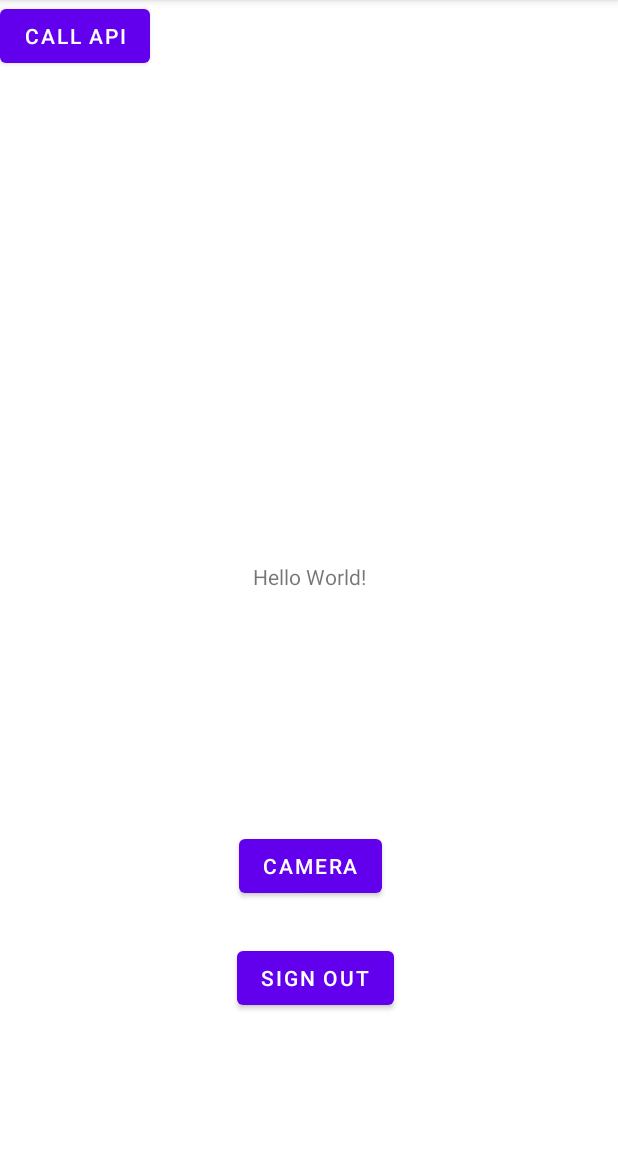
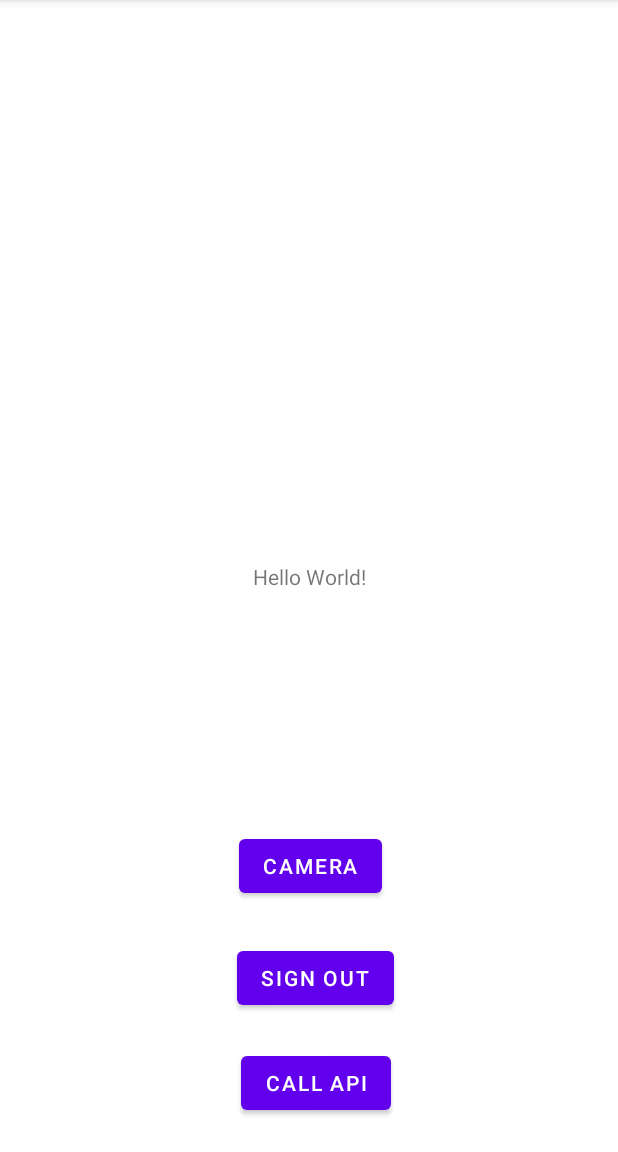
Before and after one commit to KaiwenLuo2003/INFS3605-Waste-App, an Android app: the screen it shows after launch once a user with an empty profile is signed in (MainActivity), on a phone screen of 412 x 824 dp, the part 84-1236 px from its top. Run offline under Robolectric (Android 15) with nearby library versions, the phone set to English and light mode, and no system bars; our stand-ins replace Firebase (no records; nobody signed in at launch, a user with empty details on screens opened directly); libraries missing offline, so code that uses them is left out: com.firebase.ui; 1 statement that could not run was skipped.

Commit message:
update but not really

```diff
--- a/app/build.gradle
+++ b/app/build.gradle
@@ -45,6 +45,8 @@ dependencies {
 
     implementation("com.squareup.okhttp3:okhttp:4.10.0")
     implementation 'com.google.code.gson:gson:2.10.1'
+    implementation 'com.squareup.retrofit2:retrofit2:2.9.0'
+    implementation 'com.squareup.retrofit2:converter-gson:2.9.0'
 
 
 
--- a/app/src/main/AndroidManifest.xml
+++ b/app/src/main/AndroidManifest.xml
@@ -30,6 +30,7 @@
     <uses-permission android:name="android.permission.CAMERA" />
     <uses-permission android:name="android.permission.READ_MEDIA_IMAGES" />
     <uses-permission android:name="android.permission.INTERNET"/>
+    <uses-permission android:name="android.permission.ACCESS_NETWORK_STATE"/>
 
 
 </manifest>
--- a/app/src/main/java/com/example/infs3605wasteapplicationt13a_04/ImgToTxtAPI/ReceiptOCR.java
+++ b/app/src/main/java/com/example/infs3605wasteapplicationt13a_04/ImgToTxtAPI/ReceiptOCR.java
@@ -1,4 +1,6 @@
 package com.example.infs3605wasteapplicationt13a_04.ImgToTxtAPI;
+
+import android.os.AsyncTask;
 
 import com.google.gson.Gson;
 import com.google.gson.JsonObject;
--- a/app/src/main/res/layout/activity_main.xml
+++ b/app/src/main/res/layout/activity_main.xml
@@ -47,8 +47,12 @@
         android:id="@+id/apiTestButton"
         android:layout_width="wrap_content"
         android:layout_height="wrap_content"
+        android:layout_marginStart="159dp"
+        android:layout_marginEnd="150dp"
+        android:layout_marginBottom="22dp"
         android:text="Call API"
-        tools:layout_editor_absoluteX="159dp"
-        tools:layout_editor_absoluteY="661dp" />
+        app:layout_constraintBottom_toBottomOf="parent"
+        app:layout_constraintEnd_toEndOf="parent"
+        app:layout_constraintStart_toStartOf="parent" />
 
 </androidx.constraintlayout.widget.ConstraintLayout>
```
Also changed, not shown: app/src/main/java/com/example/infs3605wasteapplicationt13a_04/ImgToTxtAPI/ReceiptResponse.java (added, +18 -0 lines), app/src/main/java/com/example/infs3605wasteapplicationt13a_04/ImgToTxtAPI/RetrofitOCRCall.java (added, +10 -0 lines), app/src/main/java/com/example/infs3605wasteapplicationt13a_04/MainActivity.java (+10 -8 lines).
